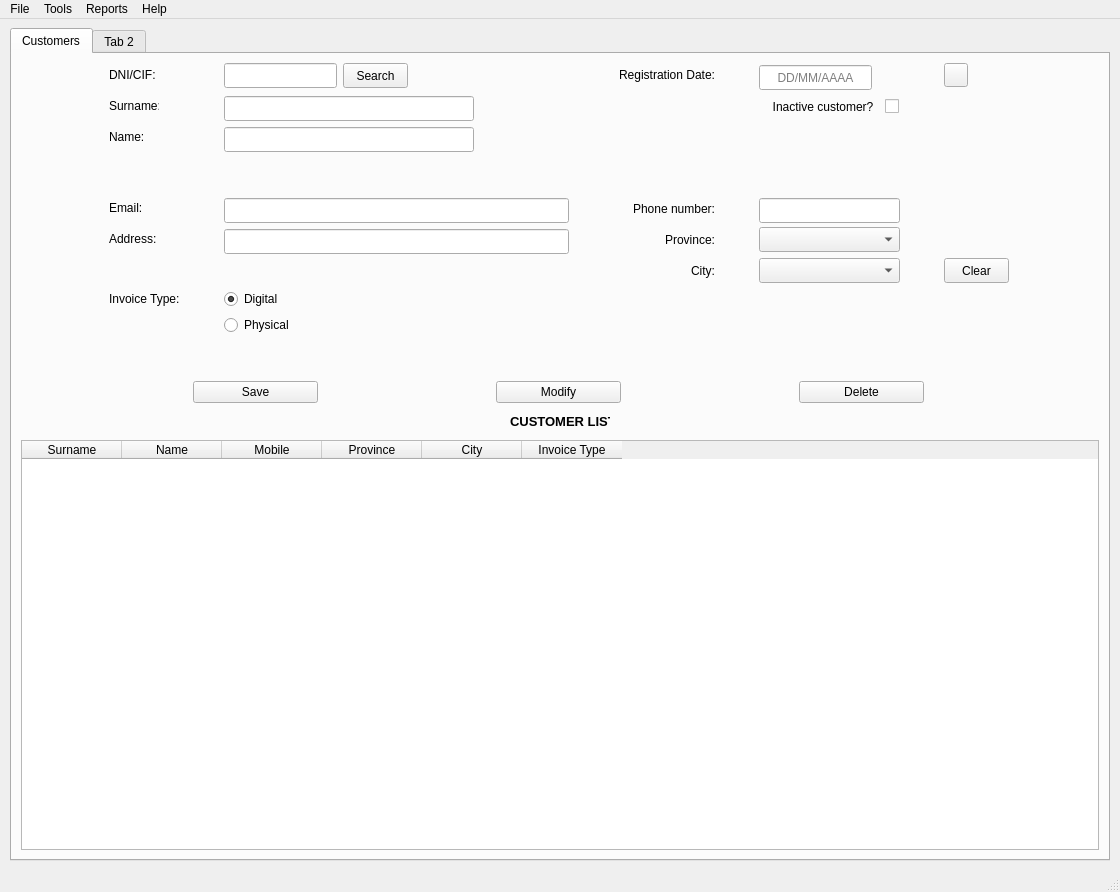
Qt form templates/window.ui (MMSS99/DI_Proyecto) before a commit.
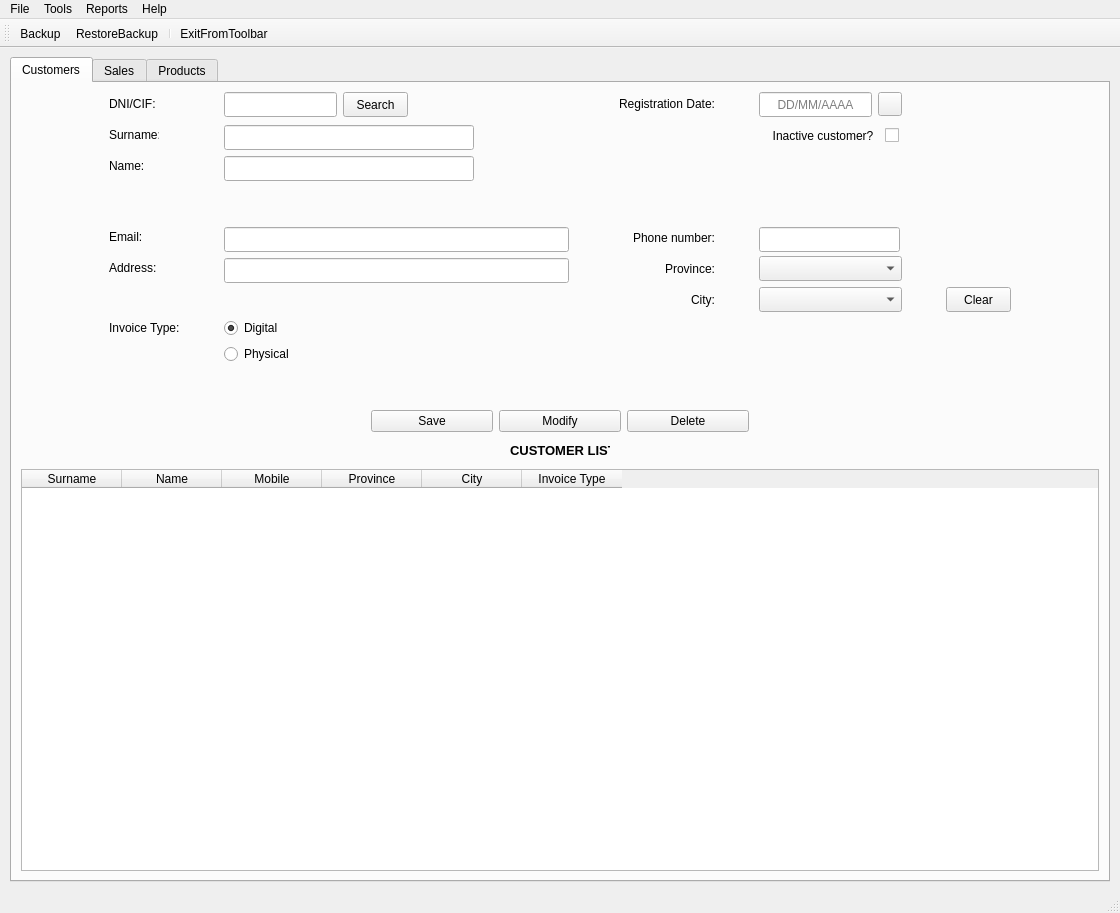
The same form after that commit. Icons and pictures are not drawn.

Diff of the .ui file:
```diff
--- a/templates/window.ui
+++ b/templates/window.ui
@@ -274,9 +274,15 @@
           </item>
           <item row="9" column="1">
            <widget class="QRadioButton" name="rbt_physicalbill">
+            <property name="minimumSize">
+             <size>
+              <width>90</width>
+              <height>20</height>
+             </size>
+            </property>
             <property name="maximumSize">
              <size>
-              <width>71</width>
+              <width>90</width>
               <height>20</height>
              </size>
             </property>
@@ -326,68 +332,17 @@
             </property>
            </widget>
           </item>
-          <item row="0" column="3">
-           <widget class="QLineEdit" name="txt_registrationdate">
-            <property name="minimumSize">
-             <size>
-              <width>0</width>
-              <height>25</height>
-             </size>
-            </property>
-            <property name="maximumSize">
-             <size>
-              <width>113</width>
-              <height>20</height>
-             </size>
-            </property>
-            <property name="text">
-             <string/>
-            </property>
-            <property name="alignment">
-             <set>Qt::AlignCenter</set>
-            </property>
-            <property name="readOnly">
-             <bool>true</bool>
-            </property>
-            <property name="placeholderText">
-             <string>DD/MM/AAAA</string>
-            </property>
-           </widget>
-          </item>
-          <item row="0" column="4">
-           <widget class="QPushButton" name="btn_calendar">
-            <property name="minimumSize">
-             <size>
-              <width>24</width>
-              <height>24</height>
-             </size>
-            </property>
-            <property name="maximumSize">
-             <size>
-              <width>24</width>
-              <height>24</height>
-             </size>
-            </property>
-            <property name="text">
-             <string/>
-            </property>
-            <property name="icon">
-             <iconset>
-              <normaloff>../img/calendar.png</normaloff>../img/calendar.png</iconset>
-            </property>
-            <property name="iconSize">
-             <size>
-              <width>32</width>
-              <height>32</height>
-             </size>
-            </property>
-           </widget>
-          </item>
           <item row="8" column="1">
            <widget class="QRadioButton" name="rbt_digitalbill">
+            <property name="minimumSize">
+             <size>
+              <width>90</width>
+              <height>20</height>
+             </size>
+            </property>
             <property name="maximumSize">
              <size>
-              <width>71</width>
+              <width>90</width>
               <height>20</height>
              </size>
             </property>
@@ -606,6 +561,79 @@
             </item>
            </layout>
           </item>
+          <item row="0" column="3">
+           <layout class="QGridLayout" name="gridLayout_6">
+            <property name="sizeConstraint">
+             <enum>QLayout::SetMinAndMaxSize</enum>
+            </property>
+            <item row="0" column="0" alignment="Qt::AlignTop">
+             <widget class="QLineEdit" name="txt_registrationdate">
+              <property name="sizePolicy">
+               <sizepolicy hsizetype="Fixed" vsizetype="Fixed">
+                <horstretch>0</horstretch>
+                <verstretch>0</verstretch>
+               </sizepolicy>
+              </property>
+              <property name="minimumSize">
+               <size>
+                <width>113</width>
+                <height>25</height>
+               </size>
+              </property>
+              <property name="maximumSize">
+               <size>
+                <width>113</width>
+                <height>20</height>
+               </size>
+              </property>
+              <property name="layoutDirection">
+               <enum>Qt::LeftToRight</enum>
+              </property>
+              <property name="text">
+               <string/>
+              </property>
+              <property name="alignment">
+               <set>Qt::AlignCenter</set>
+              </property>
+              <property name="readOnly">
+               <bool>true</bool>
+              </property>
+              <property name="placeholderText">
+               <string>DD/MM/AAAA</string>
+              </property>
+             </widget>
+            </item>
+            <item row="0" column="1">
+             <widget class="QPushButton" name="btn_calendar">
+              <property name="minimumSize">
+               <size>
+                <width>24</width>
+                <height>24</height>
+               </size>
+              </property>
+              <property name="maximumSize">
+               <size>
+                <width>24</width>
+                <height>24</height>
+               </size>
+              </property>
+              <property name="text">
+               <string/>
+              </property>
+              <property name="icon">
+               <iconset>
+                <normaloff>../img/calendar.png</normaloff>../img/calendar.png</iconset>
+              </property>
+              <property name="iconSize">
+               <size>
+                <width>32</width>
+                <height>32</height>
+               </size>
+              </property>
+             </widget>
+            </item>
+           </layout>
+          </item>
          </layout>
         </item>
         <item row="3" column="0">
@@ -622,6 +650,12 @@
           <property name="selectionBehavior">
            <enum>QAbstractItemView::SelectRows</enum>
           </property>
+          <attribute name="verticalHeaderVisible">
+           <bool>false</bool>
+          </attribute>
+          <attribute name="verticalHeaderHighlightSections">
+           <bool>false</bool>
+          </attribute>
           <column>
            <property name="text">
             <string>Surname</string>
@@ -656,20 +690,7 @@
         </item>
         <item row="1" column="0">
          <layout class="QGridLayout" name="gridLayout_2">
-          <item row="0" column="0">
-           <widget class="QPushButton" name="btn_save">
-            <property name="maximumSize">
-             <size>
-              <width>125</width>
-              <height>25</height>
-             </size>
-            </property>
-            <property name="text">
-             <string>Save</string>
-            </property>
-           </widget>
-          </item>
-          <item row="0" column="1">
+          <item row="0" column="2">
            <widget class="QPushButton" name="btn_modify">
             <property name="enabled">
              <bool>true</bool>
@@ -703,7 +724,7 @@
             </property>
            </widget>
           </item>
-          <item row="0" column="2">
+          <item row="0" column="3">
            <widget class="QPushButton" name="btn_delete">
             <property name="maximumSize">
              <size>
@@ -716,13 +737,63 @@
             </property>
            </widget>
           </item>
+          <item row="0" column="1">
+           <widget class="QPushButton" name="btn_save">
+            <property name="maximumSize">
+             <size>
+              <width>125</width>
+              <height>25</height>
+             </size>
+            </property>
+            <property name="text">
+             <string>Save</string>
+            </property>
+           </widget>
+          </item>
+          <item row="0" column="0">
+           <spacer name="horizontalSpacer">
+            <property name="orientation">
+             <enum>Qt::Horizontal</enum>
+            </property>
+            <property name="sizeType">
+             <enum>QSizePolicy::Fixed</enum>
+            </property>
+            <property name="sizeHint" stdset="0">
+             <size>
+              <width>350</width>
+              <height>20</height>
+             </size>
+            </property>
+           </spacer>
+          </item>
+          <item row="0" column="4">
+           <spacer name="horizontalSpacer_2">
+            <property name="orientation">
+             <enum>Qt::Horizontal</enum>
+            </property>
+            <property name="sizeType">
+             <enum>QSizePolicy::Fixed</enum>
+            </property>
+            <property name="sizeHint" stdset="0">
+             <size>
+              <width>350</width>
+              <height>20</height>
+             </size>
+            </property>
+           </spacer>
+          </item>
          </layout>
         </item>
        </layout>
       </widget>
       <widget class="QWidget" name="tab_2">
        <attribute name="title">
-        <string>Tab 2</string>
+        <string>Sales</string>
+       </attribute>
+      </widget>
+      <widget class="QWidget" name="tab_products">
+       <attribute name="title">
+        <string>Products</string>
        </attribute>
       </widget>
      </widget>
@@ -766,6 +837,21 @@
    <addaction name="menuAbout"/>
   </widget>
   <widget class="QStatusBar" name="statusbar"/>
+  <widget class="QToolBar" name="toolBar">
+   <property name="windowTitle">
+    <string>toolBar</string>
+   </property>
+   <attribute name="toolBarArea">
+    <enum>TopToolBarArea</enum>
+   </attribute>
+   <attribute name="toolBarBreak">
+    <bool>false</bool>
+   </attribute>
+   <addaction name="actionBackup"/>
+   <addaction name="actionRestoreBackup"/>
+   <addaction name="separator"/>
+   <addaction name="actionExitFromToolbar"/>
+  </widget>
   <action name="actionExit">
    <property name="text">
     <string>Exit</string>
@@ -776,6 +862,36 @@
     <string>About</string>
    </property>
   </action>
+  <action name="actionBackup">
+   <property name="icon">
+    <iconset>
+     <normaloff>../img/backup.webp</normaloff>../img/backup.webp</iconset>
+   </property>
+   <property name="text">
+    <string>Backup</string>
+   </property>
+  </action>
+  <action name="actionRestoreBackup">
+   <property name="icon">
+    <iconset>
+     <normaloff>../img/restoreBackup.webp</normaloff>../img/restoreBackup.webp</iconset>
+   </property>
+   <property name="text">
+    <string>RestoreBackup</string>
+   </property>
+  </action>
+  <action name="actionExitFromToolbar">
+   <property name="icon">
+    <iconset>
+     <normaloff>../img/exit-door.png</normaloff>../img/exit-door.png</iconset>
+   </property>
+   <property name="text">
+    <string>ExitFromToolbar</string>
+   </property>
+   <property name="toolTip">
+    <string>ExitFromToolbar</string>
+   </property>
+  </action>
  </widget>
  <tabstops>
   <tabstop>txt_registrationdate</tabstop>
```
Left out of the diff: 7 changed lines with no effect on the pictures.
